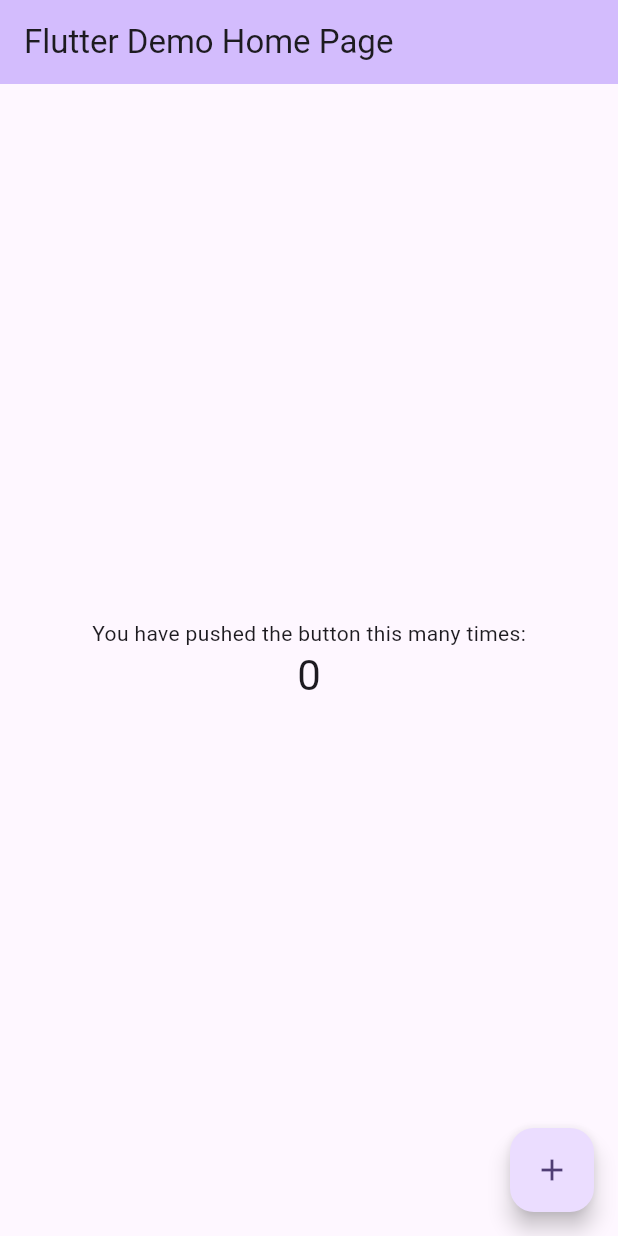
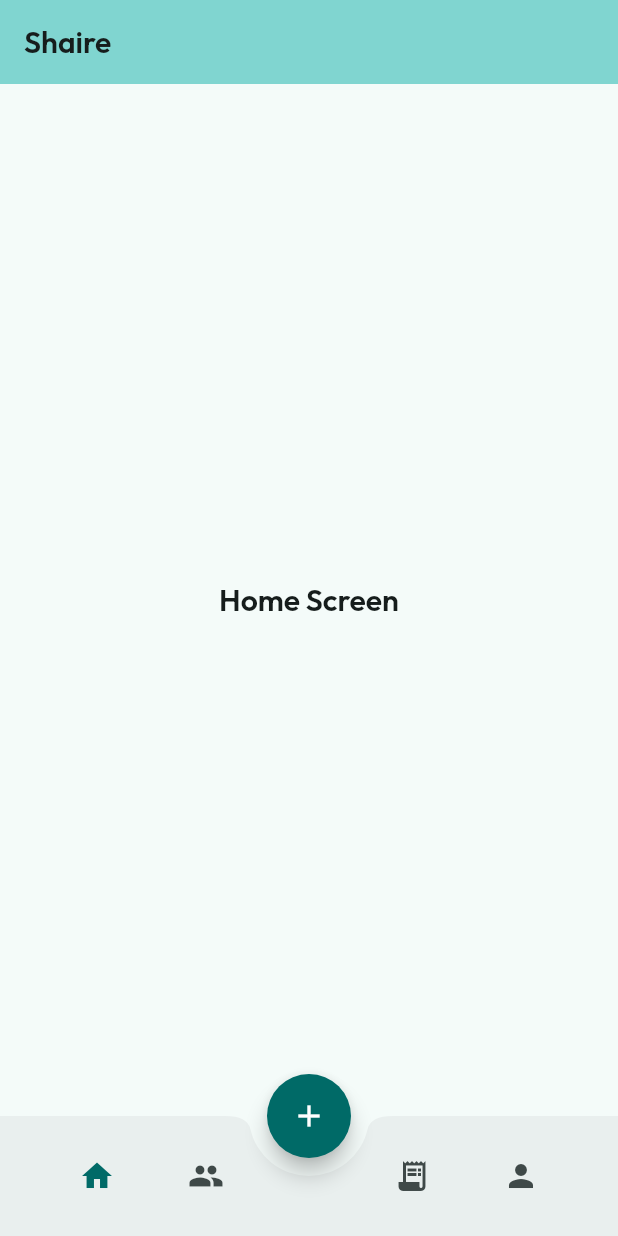
Before and after one commit to Anirudh-Reddy06/shaire, a Flutter app: the screen it shows after launch, on a phone screen of 412 x 824 dp. Run offline on Flutter 3.47's test engine with Material 3 defaults, Android fonts, the phone set to English and light mode, and no system bars; our stand-ins replace google_fonts.

Commit message:
Added Navbar

```diff
--- a/lib/main.dart
+++ b/lib/main.dart
@@ -1,4 +1,10 @@
 import 'package:flutter/material.dart';
+import 'screens/home_screen.dart';
+import 'screens/groups_screen.dart';
+import 'screens/add_expense_screen.dart';
+import 'screens/expenses_screen.dart';
+import 'screens/profile_screen.dart';
+import 'theme/theme.dart';
 
 void main() {
   runApp(const MyApp());
@@ -7,119 +13,134 @@
 class MyApp extends StatelessWidget {
   const MyApp({super.key});
 
-  // This widget is the root of your application.
   @override
   Widget build(BuildContext context) {
     return MaterialApp(
-      title: 'Flutter Demo',
-      theme: ThemeData(
-        // This is the theme of your application.
-        //
-        // TRY THIS: Try running your application with "flutter run". You'll see
-        // the application has a purple toolbar. Then, without quitting the app,
-        // try changing the seedColor in the colorScheme below to Colors.green
-        // and then invoke "hot reload" (save your changes or press the "hot
-        // reload" button in a Flutter-supported IDE, or press "r" if you used
-        // the command line to start the app).
-        //
-        // Notice that the counter didn't reset back to zero; the application
-        // state is not lost during the reload. To reset the state, use hot
-        // restart instead.
-        //
-        // This works for code too, not just values: Most code changes can be
-        // tested with just a hot reload.
-        colorScheme: ColorScheme.fromSeed(seedColor: Colors.deepPurple),
-        useMaterial3: true,
-      ),
-      home: const MyHomePage(title: 'Flutter Demo Home Page'),
+      title: 'Shaire',
+      theme: AppTheme.theme(),
+      home: const MainScreen(),
     );
   }
 }
 
-class MyHomePage extends StatefulWidget {
-  const MyHomePage({super.key, required this.title});
-
-  // This widget is the home page of your application. It is stateful, meaning
-  // that it has a State object (defined below) that contains fields that affect
-  // how it looks.
-
-  // This class is the configuration for the state. It holds the values (in this
-  // case the title) provided by the parent (in this case the App widget) and
-  // used by the build method of the State. Fields in a Widget subclass are
-  // always marked "final".
-
-  final String title;
+class MainScreen extends StatefulWidget {
+  const MainScreen({super.key});
 
   @override
-  State<MyHomePage> createState() => _MyHomePageState();
+  State<MainScreen> createState() => _MainScreenState();
 }
 
-class _MyHomePageState extends State<MyHomePage> {
-  int _counter = 0;
+class _MainScreenState extends State<MainScreen> {
+  int _selectedIndex = 0;
 
-  void _incrementCounter() {
+  static final List<Widget> _screens = [
+    const HomeScreen(),
+    const GroupsScreen(),
+    const SizedBox(), // Placeholder for FAB navigation
+    const ExpensesScreen(),
+    const ProfileScreen(),
+  ];
+
+  void _onItemTapped(int index) {
+    if (index == 2) {
+      // Navigate to add expense screen
+      Navigator.push(context,
+          MaterialPageRoute(builder: (context) => const AddExpenseScreen()));
+      return;
+    }
+
     setState(() {
-      // This call to setState tells the Flutter framework that something has
-      // changed in this State, which causes it to rerun the build method below
-      // so that the display can reflect the updated values. If we changed
-      // _counter without calling setState(), then the build method would not be
-      // called again, and so nothing would appear to happen.
-      _counter++;
+      _selectedIndex = index;
     });
   }
 
   @override
   Widget build(BuildContext context) {
-    // This method is rerun every time setState is called, for instance as done
-    // by the _incrementCounter method above.
-    //
-    // The Flutter framework has been optimized to make rerunning build methods
-    // fast, so that you can just rebuild anything that needs updating rather
-    // than having to individually change instances of widgets.
     return Scaffold(
       appBar: AppBar(
-        // TRY THIS: Try changing the color here to a specific color (to
-        // Colors.amber, perhaps?) and trigger a hot reload to see the AppBar
-        // change color while the other colors stay the same.
         backgroundColor: Theme.of(context).colorScheme.inversePrimary,
-        // Here we take the value from the MyHomePage object that was created by
-        // the App.build method, and use it to set our appbar title.
-        title: Text(widget.title),
+        title: const Text('Shaire'),
       ),
-      body: Center(
-        // Center is a layout widget. It takes a single child and positions it
-        // in the middle of the parent.
-        child: Column(
-          // Column is also a layout widget. It takes a list of children and
-          // arranges them vertically. By default, it sizes itself to fit its
-          // children horizontally, and tries to be as tall as its parent.
-          //
-          // Column has various properties to control how it sizes itself and
-          // how it positions its children. Here we use mainAxisAlignment to
-          // center the children vertically; the main axis here is the vertical
-          // axis because Columns are vertical (the cross axis would be
-          // horizontal).
-          //
-          // TRY THIS: Invoke "debug painting" (choose the "Toggle Debug Paint"
-          // action in the IDE, or press "p" in the console), to see the
-          // wireframe for each widget.
-          mainAxisAlignment: MainAxisAlignment.center,
-          children: <Widget>[
-            const Text(
-              'You have pushed the button this many times:',
-            ),
-            Text(
-              '$_counter',
-              style: Theme.of(context).textTheme.headlineMedium,
-            ),
-          ],
+      body: _screens[_selectedIndex == 2
+          ? 0
+          : _selectedIndex], // Avoid showing empty screen for index 2
+      floatingActionButton: FloatingActionButton(
+        onPressed: () => _onItemTapped(2),
+        tooltip: 'Add Expense',
+        backgroundColor: Theme.of(context).colorScheme.primary,
+        elevation: 6.0,
+        shape: const CircleBorder(),
+        child: const Icon(Icons.add, color: Colors.white),
+      ),
+      floatingActionButtonLocation: FloatingActionButtonLocation.centerDocked,
+      bottomNavigationBar: BottomAppBar(
+        shape: const CircularNotchedRectangle(),
+        notchMargin: 12.0,
+        child: Container(
+          height: 60,
+          padding: const EdgeInsets.symmetric(horizontal: 0.0),
+          child: Row(
+            children: [
+              // Left side
+              Expanded(
+                child: Row(
+                  mainAxisAlignment: MainAxisAlignment.spaceEvenly,
+                  children: [
+                    IconButton(
+                      icon: Icon(
+                        Icons.home,
+                        color: _selectedIndex == 0
+                            ? Theme.of(context).colorScheme.primary
+                            : null,
+                      ),
+                      onPressed: () => _onItemTapped(0),
+                    ),
+                    IconButton(
+                      icon: Icon(
+                        Icons.group,
+                        color: _selectedIndex == 1
+                            ? Theme.of(context).colorScheme.primary
+                            : null,
+                      ),
+                      onPressed: () => _onItemTapped(1),
+                    ),
+                  ],
+                ),
+              ),
+
+              // Space for the FAB
+              const SizedBox(width: 40),
+
+              // Right side
+              Expanded(
+                child: Row(
+                  mainAxisAlignment: MainAxisAlignment.spaceEvenly,
+                  children: [
+                    IconButton(
+                      icon: Icon(
+                        Icons.receipt_long,
+                        color: _selectedIndex == 3
+                            ? Theme.of(context).colorScheme.primary
+                            : null,
+                      ),
+                      onPressed: () => _onItemTapped(3),
+                    ),
+                    IconButton(
+                      icon: Icon(
+                        Icons.person,
+                        color: _selectedIndex == 4
+                            ? Theme.of(context).colorScheme.primary
+                            : null,
+                      ),
+                      onPressed: () => _onItemTapped(4),
+                    ),
+                  ],
+                ),
+              ),
+            ],
+          ),
         ),
       ),
-      floatingActionButton: FloatingActionButton(
-        onPressed: _incrementCounter,
-        tooltip: 'Increment',
-        child: const Icon(Icons.add),
-      ), // This trailing comma makes auto-formatting nicer for build methods.
     );
   }
 }
--- /dev/null
+++ b/lib/screens/home_screen.dart
@@ -0,0 +1,15 @@
+import 'package:flutter/material.dart';
+
+class HomeScreen extends StatelessWidget {
+  const HomeScreen({super.key});
+
+  @override
+  Widget build(BuildContext context) {
+    return Center(
+      child: Text(
+        'Home Screen',
+        style: Theme.of(context).textTheme.headlineMedium,
+      ),
+    );
+  }
+}
--- /dev/null
+++ b/lib/theme/theme.dart
@@ -0,0 +1,56 @@
+import 'package:flutter/material.dart';
+import 'package:google_fonts/google_fonts.dart';
+
+class AppTheme {
+  // Heading text styles using Outfit font
+  static TextStyle headingLarge = GoogleFonts.outfit(
+    fontSize: 24.0,
+    fontWeight: FontWeight.bold,
+  );
+
+  static TextStyle headingMedium = GoogleFonts.outfit(
+    fontSize: 20.0,
+    fontWeight: FontWeight.w600,
+  );
+
+  static TextStyle headingSmall = GoogleFonts.outfit(
+    fontSize: 18.0,
+    fontWeight: FontWeight.w500,
+  );
+
+  // Body text styles using Inter font
+  static TextStyle bodyLarge = GoogleFonts.inter(
+    fontSize: 16.0,
+    fontWeight: FontWeight.normal,
+  );
+
+  static TextStyle bodyMedium = GoogleFonts.inter(
+    fontSize: 14.0,
+    fontWeight: FontWeight.normal,
+  );
+
+  static TextStyle bodySmall = GoogleFonts.inter(
+    fontSize: 12.0,
+    fontWeight: FontWeight.normal,
+  );
+
+  // Create a ThemeData that uses these text styles
+  static ThemeData theme() {
+    return ThemeData(
+      colorScheme: ColorScheme.fromSeed(seedColor: const Color.fromARGB(255, 136, 255, 249)),
+      useMaterial3: true,
+      textTheme: TextTheme(
+        // Headings
+        headlineLarge: headingLarge,
+        headlineMedium: headingMedium,
+        headlineSmall: headingSmall,
+        titleLarge: headingMedium,
+
+        // Body text
+        bodyLarge: bodyLarge,
+        bodyMedium: bodyMedium,
+        bodySmall: bodySmall,
+      ),
+    );
+  }
+}
--- a/pubspec.yaml
+++ b/pubspec.yaml
@@ -35,6 +35,7 @@ dependencies:
   # The following adds the Cupertino Icons font to your application.
   # Use with the CupertinoIcons class for iOS style icons.
   cupertino_icons: ^1.0.8
+  google_fonts: ^6.2.1
 
 dev_dependencies:
   flutter_test:
```
Also changed, not shown: lib/screens/add_expense_screen.dart (added, +33 -0 lines), lib/screens/expenses_screen.dart (added, +25 -0 lines), lib/screens/groups_screen.dart (added, +15 -0 lines), lib/screens/profile_screen.dart (added, +25 -0 lines), pubspec.lock, 129 other files.
